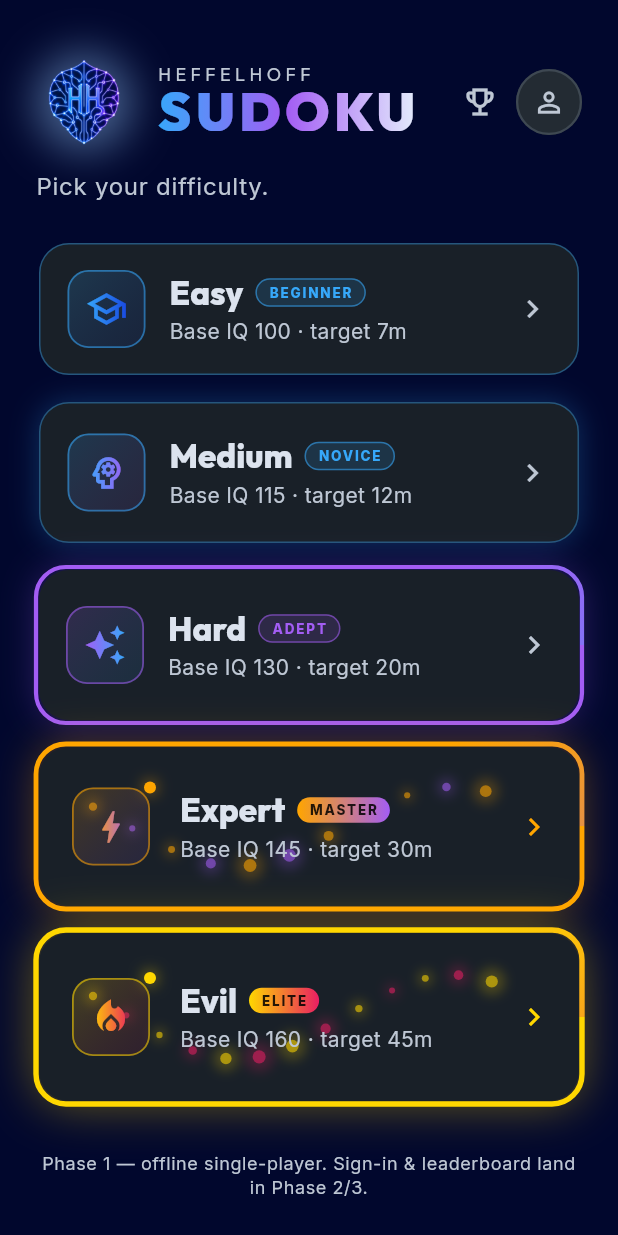
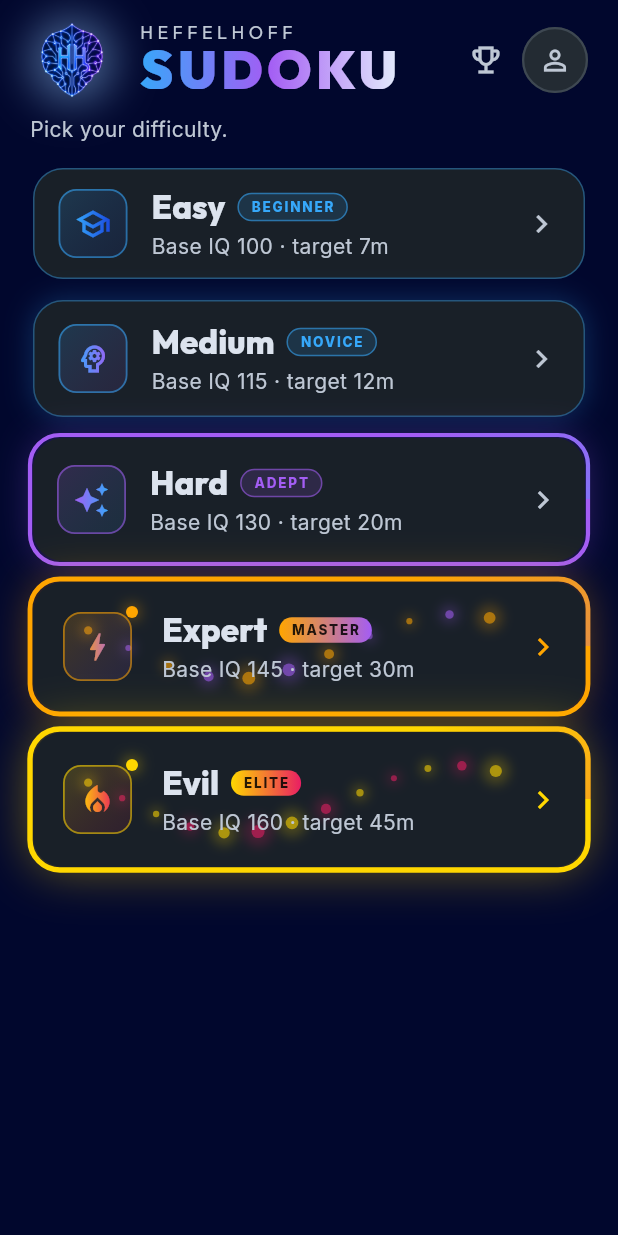
Before and after one commit to BradHeff/HeffelHoff-Sudoku, a Flutter app: the screen it shows after launch, on a phone screen of 412 x 824 dp. Run offline on Flutter 3.47's test engine with Material 3 defaults, Android fonts, the phone set to English and light mode, and no system bars; drawn by our look-alikes of flutter_animate; our stand-ins replace audioplayers, confetti, flutter_riverpod, go_router, google_fonts, supabase_flutter; accounts and stored records are empty.

Commit message:
Slim home screen: shorter tier cards, no phase footer, fits without scrolling
- TierCard baseHeight 92 → 78, per-intensity step 6 → 4 (Easy 78,
  Medium 82, Hard 86, Expert 90, Evil 94)
- Inner padding 14 → 10 vertical, 18 → 16 horizontal
- Icon 52 → 46, decorative orbit ring 60 → 54
- ListView separator 14 → 10
- Outer screen padding 24 → 12 vertical, 24 → 20 horizontal
- Logo halo size 64 → 56
- "Pick your difficulty." dropped one font size + tighter spacing
- Removed the "Phase 1 — offline single-player..." footer text
- ListView gets ClampingScrollPhysics so any tiny over-budget
  doesn't bounce on smaller phones

Net: ~165dp recovered. Five tier cards now fit with comfortable
margin on phones from 720dp tall, without scroll.

```diff
--- a/lib/features/sudoku/presentation/difficulty_select_screen.dart
+++ b/lib/features/sudoku/presentation/difficulty_select_screen.dart
@@ -21,17 +21,16 @@ class DifficultySelectScreen extends ConsumerWidget {
     return Scaffold(
       body: SafeArea(
         child: Padding(
-          padding: const EdgeInsets.symmetric(horizontal: 24, vertical: 24),
+          padding: const EdgeInsets.fromLTRB(20, 12, 20, 12),
           child: Column(
             crossAxisAlignment: CrossAxisAlignment.stretch,
             children: [
-              const SizedBox(height: 12),
               // Brand logo + wordmark hero block.
               Row(
                 children: [
                   Container(
-                    width: 64,
-                    height: 64,
+                    width: 56,
+                    height: 56,
                     decoration: BoxDecoration(
                       shape: BoxShape.circle,
                       boxShadow: [
@@ -93,18 +92,20 @@ class DifficultySelectScreen extends ConsumerWidget {
                   const _AccountAvatarButton(),
                 ],
               ),
-              const SizedBox(height: 12),
+              const SizedBox(height: 8),
               Text(
                 'Pick your difficulty.',
-                style: Theme.of(context).textTheme.bodyLarge?.copyWith(
+                style: Theme.of(context).textTheme.bodyMedium?.copyWith(
                       color: scheme.onSurfaceVariant,
                     ),
               ),
-              const SizedBox(height: 24),
+              const SizedBox(height: 14),
               Expanded(
                 child: ListView.separated(
+                  padding: EdgeInsets.zero,
+                  physics: const ClampingScrollPhysics(),
                   itemCount: Difficulty.values.length,
-                  separatorBuilder: (_, __) => const SizedBox(height: 14),
+                  separatorBuilder: (_, __) => const SizedBox(height: 10),
                   itemBuilder: (context, i) {
                     final tier = Difficulty.values[i];
                     return TierCard(
@@ -113,14 +114,6 @@ class DifficultySelectScreen extends ConsumerWidget {
                     ).animate(delay: (80 * i).ms).fadeIn(duration: 300.ms).slideX(begin: 0.1);
                   },
                 ),
-              ),
-              const SizedBox(height: 12),
-              Text(
-                'Phase 1 — offline single-player. Sign-in & leaderboard land in Phase 2/3.',
-                style: Theme.of(context).textTheme.bodySmall?.copyWith(
-                      color: scheme.onSurfaceVariant,
-                    ),
-                textAlign: TextAlign.center,
               ),
             ],
           ),
--- a/lib/features/sudoku/presentation/widgets/tier_card.dart
+++ b/lib/features/sudoku/presentation/widgets/tier_card.dart
@@ -112,7 +112,7 @@ class _TierCardState extends State<TierCard> with SingleTickerProviderStateMixin
     final palette = Theme.of(context).extension<AppPalette>()!;
     final text = Theme.of(context).textTheme;
 
-    final cardHeight = 92.0 + (style.intensity * 6);
+    final cardHeight = 78.0 + (style.intensity * 4);
 
     return GestureDetector(
       onTap: widget.onTap,
@@ -187,7 +187,7 @@ class _TierCardState extends State<TierCard> with SingleTickerProviderStateMixin
                       ),
 
                     Padding(
-                      padding: const EdgeInsets.symmetric(horizontal: 18, vertical: 14),
+                      padding: const EdgeInsets.symmetric(horizontal: 16, vertical: 10),
                       child: Row(
                         children: [
                           _TierIcon(style: style, palette: palette),
@@ -253,8 +253,8 @@ class _TierIcon extends StatelessWidget {
   @override
   Widget build(BuildContext context) {
     Widget icon = Container(
-      width: 52,
-      height: 52,
+      width: 46,
+      height: 46,
       decoration: BoxDecoration(
         gradient: LinearGradient(
           colors: [
@@ -264,7 +264,7 @@ class _TierIcon extends StatelessWidget {
           begin: Alignment.topLeft,
           end: Alignment.bottomRight,
         ),
-        borderRadius: BorderRadius.circular(14),
+        borderRadius: BorderRadius.circular(12),
         border: Border.all(
           color: style.accent.first.withValues(alpha: 0.55),
           width: 1.2,
@@ -273,7 +273,7 @@ class _TierIcon extends StatelessWidget {
       alignment: Alignment.center,
       child: ShaderMask(
         shaderCallback: (rect) => LinearGradient(colors: style.accent).createShader(rect),
-        child: Icon(style.icon, color: Colors.white, size: 28),
+        child: Icon(style.icon, color: Colors.white, size: 24),
       ),
     );
 
@@ -291,8 +291,8 @@ class _TierIcon extends StatelessWidget {
     // Decorative orbiting dot for Master+ (intensity ≥ 3).
     if (style.intensity >= 3) {
       icon = SizedBox(
-        width: 60,
-        height: 60,
+        width: 54,
+        height: 54,
         child: Stack(
           alignment: Alignment.center,
           children: [
```
